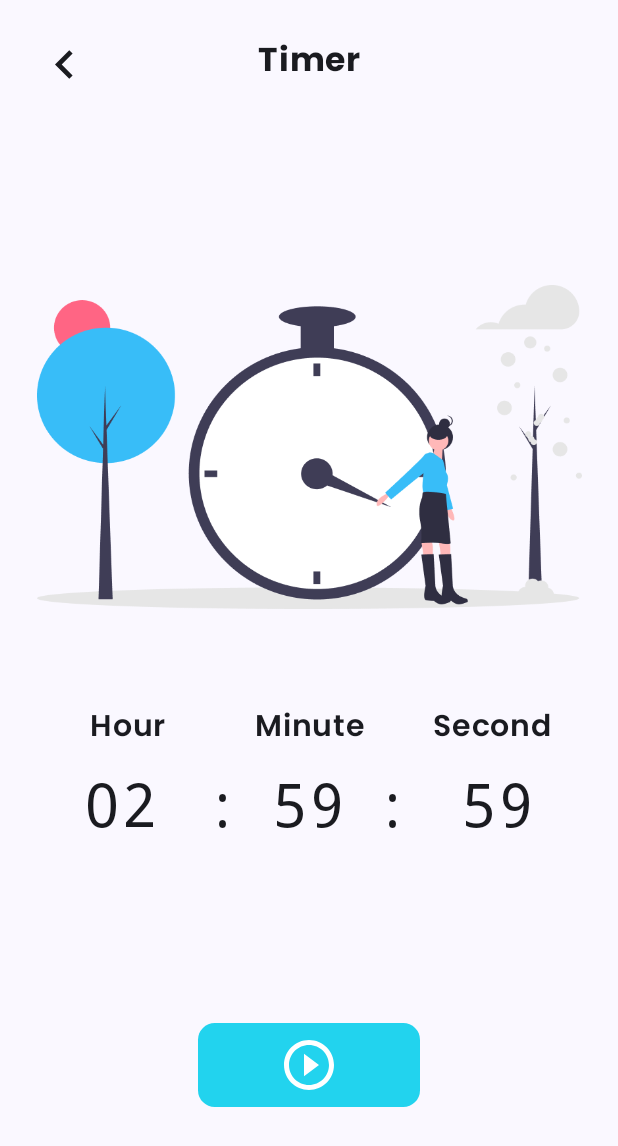
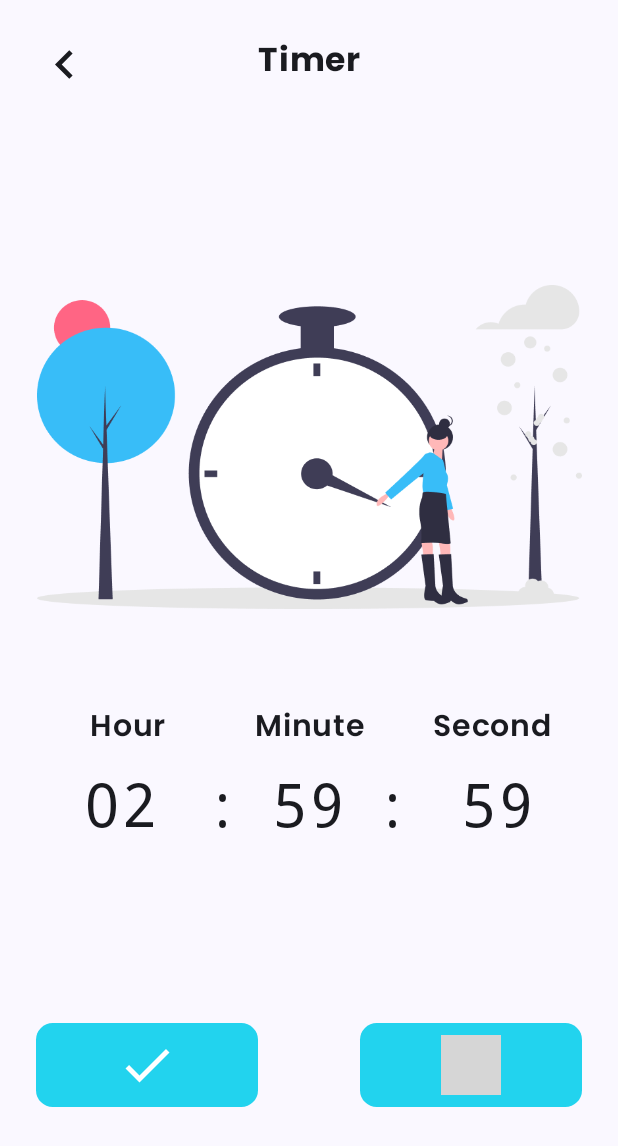
Before and after one commit to jasonmiracleg/ALP_VP, an Android app built with Jetpack Compose: the composable ViewTimer shown on its own in the app's theme, after a tap on "Play", on a phone screen of 412 x 824 dp. Shown: the top 1146 px of the screen. Run offline under Robolectric (Android 15) with nearby library versions, the phone set to English and light mode, and no system bars; grey boxes are pictures that could not be loaded.

Commit message:
Add button Check

```diff
--- a/app/src/main/java/com/example/alp_vp/ui/view/to_do_list/TimerView.kt
+++ b/app/src/main/java/com/example/alp_vp/ui/view/to_do_list/TimerView.kt
@@ -1,6 +1,5 @@
 package com.example.alp_vp.ui.view.to_do_list
 
-import androidx.compose.foundation.BorderStroke
 import androidx.compose.foundation.Image
 import androidx.compose.foundation.layout.Arrangement
 import androidx.compose.foundation.layout.Column
@@ -12,12 +11,17 @@ import androidx.compose.foundation.layout.size
 import androidx.compose.foundation.layout.width
 import androidx.compose.foundation.shape.RoundedCornerShape
 import androidx.compose.material.icons.Icons
+import androidx.compose.material.icons.outlined.Check
 import androidx.compose.material.icons.outlined.KeyboardArrowLeft
 import androidx.compose.material3.Button
 import androidx.compose.material3.ButtonDefaults
 import androidx.compose.material3.Icon
 import androidx.compose.material3.Text
 import androidx.compose.runtime.Composable
+import androidx.compose.runtime.getValue
+import androidx.compose.runtime.mutableStateOf
+import androidx.compose.runtime.saveable.rememberSaveable
+import androidx.compose.runtime.setValue
 import androidx.compose.ui.Alignment
 import androidx.compose.ui.Modifier
 import androidx.compose.ui.graphics.Color
@@ -34,6 +38,8 @@ import com.example.alp_vp.ui.theme.poppins
 
 @Composable
 fun ViewTimer() {
+    var isPlayed by rememberSaveable { mutableStateOf(false) }
+
     Column(
         horizontalAlignment = Alignment.CenterHorizontally,
         modifier = Modifier.padding(horizontal = 24.dp, vertical = 24.dp)
@@ -120,7 +126,7 @@ fun ViewTimer() {
             )
         }
         Row(
-            horizontalArrangement = Arrangement.Center,
+            horizontalArrangement = Arrangement.SpaceBetween,
             modifier = Modifier
                 .fillMaxWidth()
                 .padding(top = 120.dp)
@@ -132,7 +138,27 @@ fun ViewTimer() {
                 )
             ) {
                 Icon(
-                    painter = painterResource(id = R.drawable.baseline_play_circle_outline_24),
+                    imageVector = Icons.Outlined.Check,
+                    contentDescription = "Done",
+                    modifier = Modifier
+                        .padding(horizontal = 30.dp)
+                        .size(40.dp),
+                    tint = Color.White
+                )
+            }
+            Button(
+                onClick = { isPlayed = !isPlayed }, shape = RoundedCornerShape(20),
+                colors = ButtonDefaults.buttonColors(
+                    BlueTheme
+                )
+            ) {
+                Icon(
+                    painter =
+                    if (!isPlayed) {
+                        painterResource(id = R.drawable.baseline_play_circle_outline_24)
+                    } else {
+                        painterResource(id = R.drawable.baseline_pause_circle_outline_24)
+                    },
                     contentDescription = "Play",
                     modifier = Modifier
                         .padding(horizontal = 30.dp)
```
